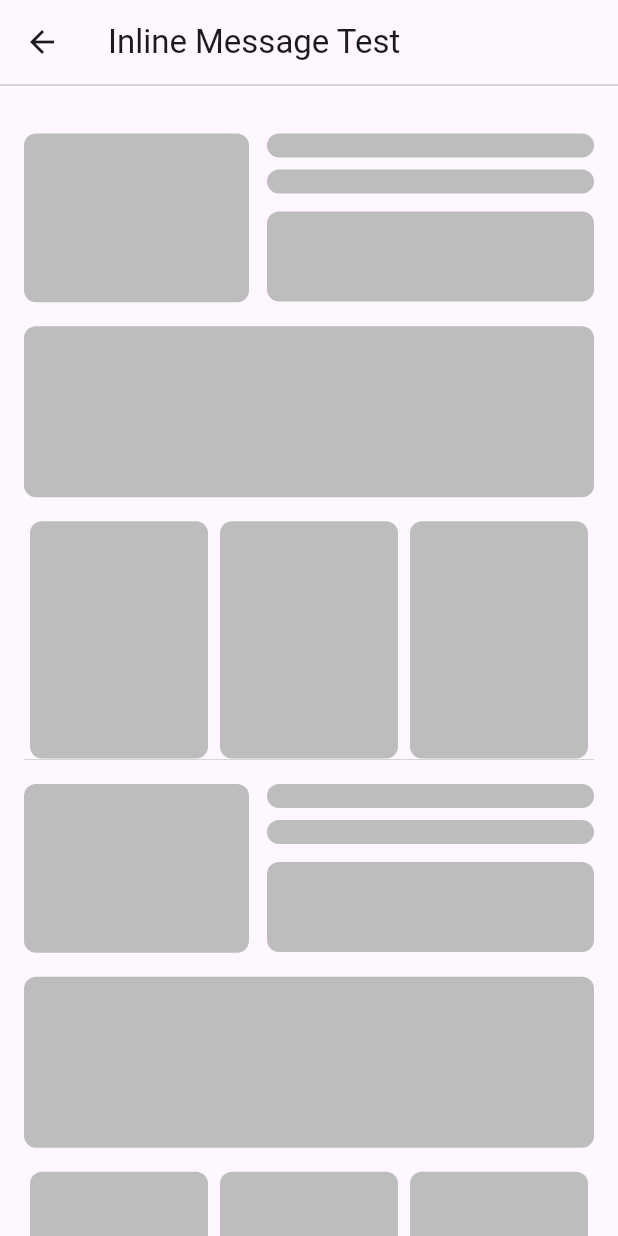
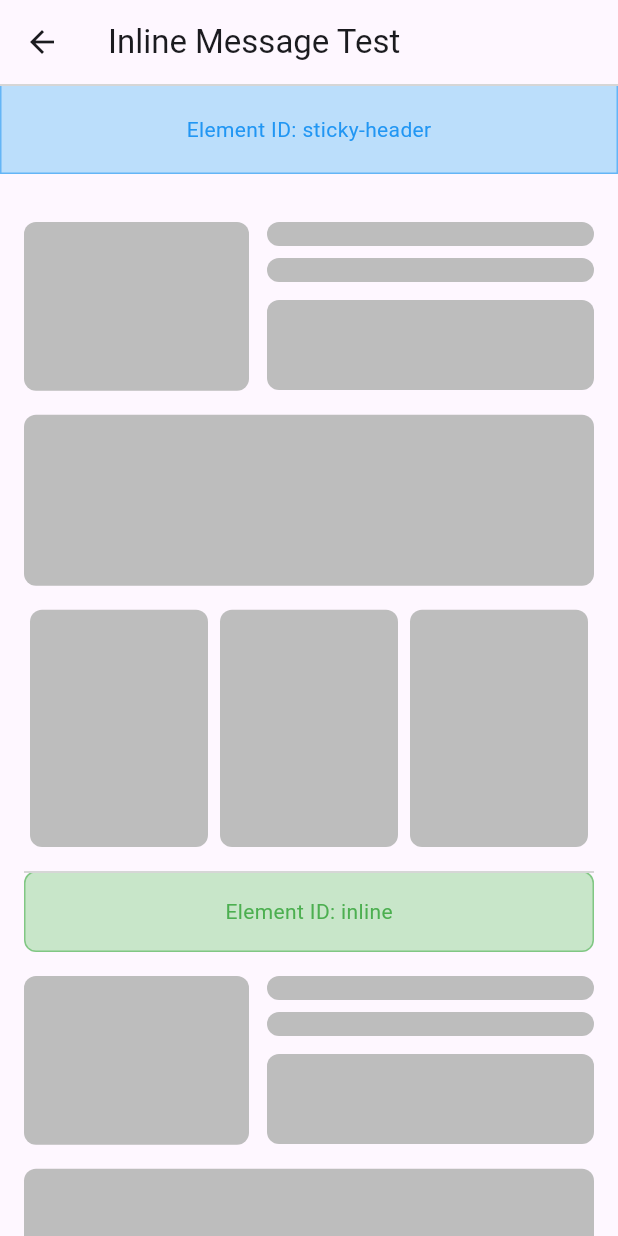
Before and after one commit to customerio/customerio-flutter, a Flutter app: the InlineMessagesScreen screen opened by its route, on a phone screen of 412 x 824 dp. Run offline on Flutter 3.47's test engine with Material 3 defaults, Android fonts, the phone set to English and light mode, and no system bars; our stand-ins replace email_validator, firebase_core, firebase_messaging, flutter_dotenv, flutter_local_notifications, go_router and 4 more; accounts and stored records are empty; grey boxes are pictures that could not be loaded.

Commit message:
feat: inline message placeholder

````diff
--- a/apps/amiapp_flutter/lib/src/screens/inline_messages.dart
+++ b/apps/amiapp_flutter/lib/src/screens/inline_messages.dart
@@ -19,6 +19,20 @@ class InlineMessagesScreen extends StatelessWidget {
           // Sticky Header Inline Message
           InlineInAppMessageView(
             elementId: 'sticky-header',
+            // Fixed height emptyStateView example
+            emptyStateView: Container(
+              height: 60,
+              decoration: BoxDecoration(
+                color: Colors.blue[100],
+                border: Border.all(color: Colors.blue[300]!),
+              ),
+              child: const Center(
+                child: Text(
+                  'Element ID: sticky-header',
+                  style: TextStyle(color: Colors.blue),
+                ),
+              ),
+            ),
             onActionClick: _showInlineActionClick,
           ),
           Expanded(
@@ -29,13 +43,30 @@ class InlineMessagesScreen extends StatelessWidget {
                   _buildImageAndTextBlock(),
                   _buildFullWidthCard(),
                   _buildThreeColumnRow(),
+                  const SizedBox(height: 16),
                   InlineInAppMessageView(
                     elementId: 'inline',
+                    // Dynamic height emptyStateView example
+                    emptyStateView: Container(
+                      decoration: BoxDecoration(
+                        color: Colors.green[100],
+                        borderRadius: BorderRadius.circular(8),
+                        border: Border.all(color: Colors.green[300]!),
+                      ),
+                      padding: const EdgeInsets.symmetric(vertical: 16),
+                      child: const Center(
+                        child: Text(
+                          'Element ID: inline',
+                          style: TextStyle(color: Colors.green),
+                        ),
+                      ),
+                    ),
                     onActionClick: _showInlineActionClick,
                   ),
                   _buildImageAndTextBlock(),
                   _buildFullWidthCard(),
                   _buildThreeColumnRow(),
+                  const SizedBox(height: 16),
                   InlineInAppMessageView(
                     elementId: 'below-fold',
                     onActionClick: _showInlineActionClick,
--- a/lib/messaging_in_app/inline_in_app_message_view.dart
+++ b/lib/messaging_in_app/inline_in_app_message_view.dart
@@ -90,6 +90,7 @@ typedef InAppMessageActionClickCallback = void Function(
 /// ```dart
 /// InlineInAppMessageView(
 ///   elementId: 'banner-message',
+///   emptyStateView: Text('No messages available'),
 ///   onActionClick: (message, actionValue, actionName) {
 ///     print('Action clicked: $actionName with value: $actionValue');
 ///     print('Message ID: ${message.messageId}');
@@ -101,10 +102,12 @@ class InlineInAppMessageView extends StatefulWidget {
   ///
   /// [elementId] is required and identifies which message to display.
   /// [onActionClick] is an optional callback for handling message action clicks.
+  /// [emptyStateView] is an optional widget to display when no message is available.
   const InlineInAppMessageView({
     super.key,
     required this.elementId,
     this.onActionClick,
+    this.emptyStateView,
   });
 
   /// The element ID that identifies which message to display
@@ -112,6 +115,9 @@ class InlineInAppMessageView extends StatefulWidget {
 
   /// Callback function that gets called when a message action is clicked
   final InAppMessageActionClickCallback? onActionClick;
+
+  /// Optional empty state widget to display when no message is available
+  final Widget? emptyStateView;
 
   @override
   State<InlineInAppMessageView> createState() => _InlineInAppMessageViewState();
@@ -164,15 +170,39 @@ class _InlineInAppMessageViewState extends State<InlineInAppMessageView> {
       return const SizedBox.shrink();
     }
 
-    return AnimatedSize(
+    final emptyStateView = widget.emptyStateView;
+    // Show empty state when it's provided and no message content is available
+    // (native height is null or equals the 1.0 fallback height)
+    final shouldShowEmptyState = emptyStateView != null &&
+        ((_nativeHeight ?? 0) <= _InlineMessageConstants.fallbackHeight);
+
+    return Stack(
+      children: [
+        // Always render the platform view in the background so it can be initialized
+        // and ready to receive messages when they become available
+        AnimatedSize(
           duration: _InlineMessageConstants.animationDuration,
           child: SizedBox(
-        // height is 1.0 to avoid zero-height layout issues,
-        // which cause Flutter to skip laying out the native view
+            // Use native height when available, fallback to 1.0 to avoid zero-height
+            // layout issues which cause Flutter to skip laying out the native view
             height: _nativeHeight ?? 1.0,
             width: _nativeWidth ?? double.infinity,
             child: platformView,
           ),
+        ),
+        // Overlay empty state on top when no message content is available
+        // Uses AnimatedOpacity for smooth transitions between states
+        AnimatedOpacity(
+          opacity: shouldShowEmptyState ? 1.0 : 0.0,
+          duration: _InlineMessageConstants.animationDuration,
+          curve: Curves.easeOut,
+          child: IgnorePointer(
+            // Disable touch events on empty state when it's not visible
+            ignoring: !shouldShowEmptyState,
+            child: emptyStateView,
+          ),
+        ),
+      ],
     );
   }
 
````
Also changed, not shown: apps/amiapp_flutter/pubspec.lock, 2 other files. Lines whose indentation alone changed are shown as unchanged.
